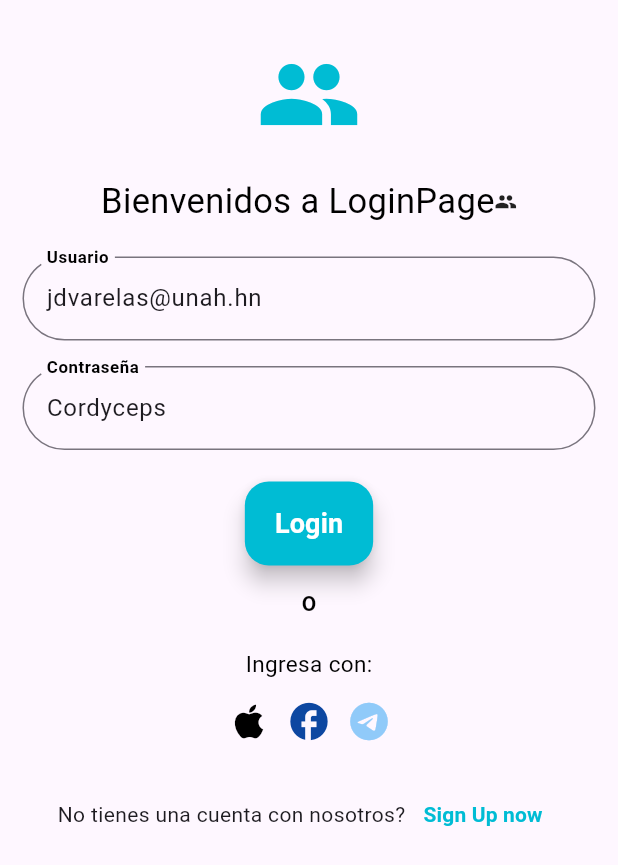
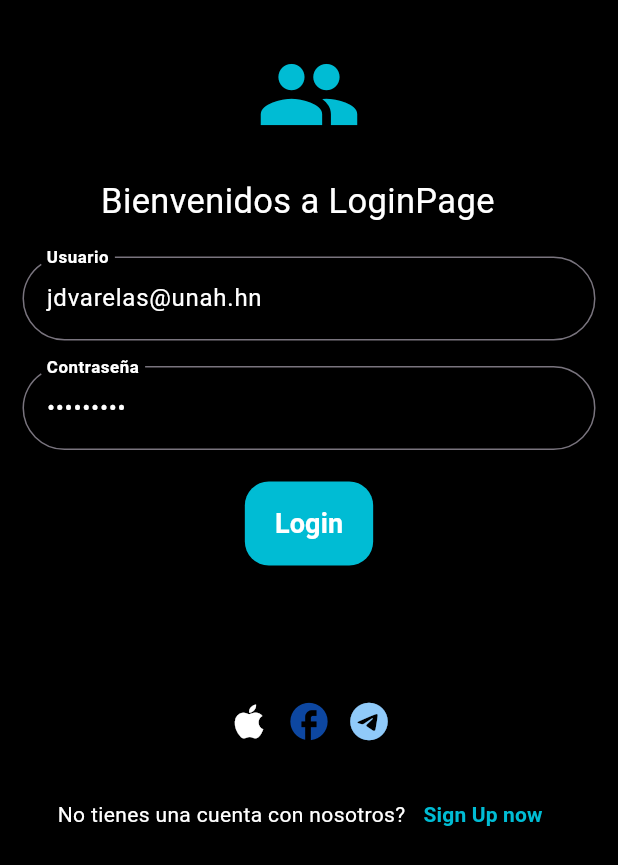
Before and after one commit to JDvarela675/Tarea2.2_lenguajes, a Flutter app: the screen it shows after launch, on a phone screen of 412 x 824 dp. Shown: the top 865 px of the screen. Run offline on Flutter 3.47's test engine with Material 3 defaults, Android fonts, the phone set to English and light mode, and no system bars.

Commit message:
cambio de estilo y agregar hidden text

```diff
--- a/login_page/lib/pages/login_page.dart
+++ b/login_page/lib/pages/login_page.dart
@@ -11,7 +11,8 @@
   @override
   Widget build(BuildContext context) {
     return Scaffold(
-      appBar: AppBar( toolbarHeight: 13,),
+      backgroundColor: Colors.black,
+      appBar: AppBar( toolbarHeight: 13,backgroundColor: Colors.black,),
       body: SafeArea(
         child: Padding(
         padding: EdgeInsets.all(15.0),
@@ -30,7 +31,7 @@
             children: [
               Text('Bienvenidos a LoginPage',
          style: TextStyle(
-          color: Colors.black,
+          color: Colors.white,
           fontSize: 23.0,
 
          ),
@@ -47,12 +48,16 @@
          CustomTextBox(Title: 'Usuario',UserController: userController,),
           SizedBox(height: 17),
 
-        CustomTextBox(Title: 'Contraseña',UserController: passwordController,),
+        CustomTextBox(Title: 'Contraseña',UserController: passwordController,keyboardType: TextInputType.visiblePassword,),
 
         SizedBox(height: 21),
 
         FloatingActionButton.extended(
-          onPressed: (){},
+          onPressed: (){
+
+
+
+          },
          label: const Text(
           'Login',
           style: TextStyle(
@@ -85,7 +90,7 @@
         child: Row(
           mainAxisAlignment: MainAxisAlignment.center,
            children: [
-            Icon(Icons.apple,color: Colors.black,size: 30,),
+            Icon(Icons.apple,color: Colors.white,size: 30,),
             SizedBox(width: 10,),
             Icon(Icons.facebook_rounded, size:30, color: Colors.blue[900],),
             SizedBox(width: 10,),
@@ -98,10 +103,13 @@
              Row(
               mainAxisAlignment: MainAxisAlignment.center,
               children: [
-              Text('No tienes una cuenta con nosotros?',
-              style: TextStyle(fontSize: 14),),
+              const Text('No tienes una cuenta con nosotros?',
+              style: TextStyle(fontSize: 14,color: Colors.white),),
                 TextButton(
-                    onPressed: () {},
+                    onPressed: () {
+                       Navigator.pushNamed(context, '/singup');
+
+                    },
                     child: const Text(
                       "Sign Up now",
                       style: TextStyle(color: Colors.cyan,fontWeight: FontWeight.bold),
--- a/login_page/lib/pages/sing_up_page.dart
+++ b/login_page/lib/pages/sing_up_page.dart
@@ -5,6 +5,8 @@
 
   @override
   Widget build(BuildContext context) {
-    return Container();
+    return Scaffold(
+      backgroundColor: Colors.red,
+    );
   }
 }
--- a/login_page/lib/widgets/caja_texto.dart
+++ b/login_page/lib/widgets/caja_texto.dart
@@ -12,7 +12,7 @@
 
    return TextField(
 
-
+      style: TextStyle(color: Colors.white),
     controller: UserController,
       keyboardType: keyboardType,
       //ocultar el texto para la contraseña
@@ -22,7 +22,7 @@
       label: Text(Title,
       style: const TextStyle(
 
-        color: Colors.black,
+        color: Colors.white,
         fontWeight: FontWeight.bold,
         fontSize: 15
       ),
```
